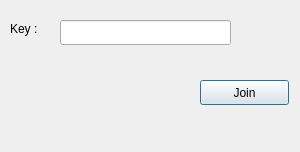
Qt form FingerCoaster/joinpopup.ui (PavleVl/FingerCoaster) before a commit.
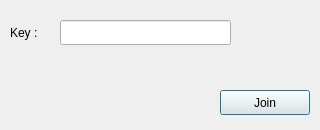
The same form after that commit.

Diff of the .ui file:
```diff
--- a/FingerCoaster/joinpopup.ui
+++ b/FingerCoaster/joinpopup.ui
@@ -6,8 +6,8 @@
    <rect>
     <x>0</x>
     <y>0</y>
-    <width>300</width>
-    <height>152</height>
+    <width>320</width>
+    <height>130</height>
    </rect>
   </property>
   <property name="windowTitle">
@@ -19,7 +19,7 @@
      <x>10</x>
      <y>20</y>
      <width>31</width>
-     <height>17</height>
+     <height>25</height>
     </rect>
    </property>
    <property name="text">
@@ -29,9 +29,9 @@
   <widget class="QPushButton" name="joinButton">
    <property name="geometry">
     <rect>
-     <x>200</x>
-     <y>80</y>
-     <width>89</width>
+     <x>220</x>
+     <y>90</y>
+     <width>90</width>
      <height>25</height>
     </rect>
    </property>
@@ -56,9 +56,9 @@
    <property name="geometry">
     <rect>
      <x>10</x>
-     <y>80</y>
-     <width>181</width>
-     <height>20</height>
+     <y>90</y>
+     <width>200</width>
+     <height>25</height>
     </rect>
    </property>
    <property name="text">
```
